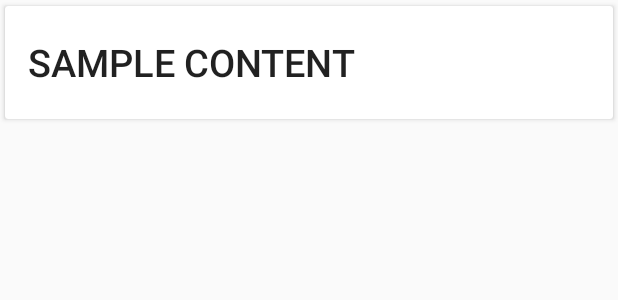
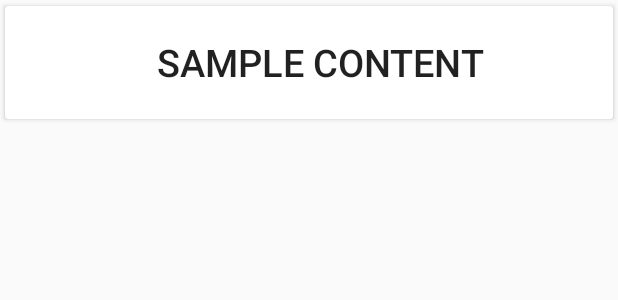
Before and after one commit to codeqen/FODO, an Android app: the layout orderh_time_view.xml on its own in the app's theme, with its tools: preview values and no code run, on a phone screen of 412 x 824 dp. Shown: the top 300 px of the screen. Run offline under Robolectric (Android 15) with nearby library versions, the phone set to English and light mode, and no system bars; Roboto replaces fonts that are not available here.

Commit message:
Cart menu formatting, random code optimization

```diff
--- a/app/src/main/java/nu/yakutomi/campuscafe/TimestampAdapter.java
+++ b/app/src/main/java/nu/yakutomi/campuscafe/TimestampAdapter.java
@@ -49,9 +49,8 @@ class TimestampAdapter extends RecyclerView.Adapter<TimestampAdapter.MyViewHolde
         itemTitleHold.setOnClickListener(new View.OnClickListener() {
             @Override
             public void onClick(View v) {
-                final AlertDialog.Builder alertBuilder = new AlertDialog.Builder(v.getContext()).setTitle("Order Info");
-                final AlertDialog alertDialog = alertBuilder.create();
-                alertDialog.setButton(Dialog.BUTTON_POSITIVE, "DONE", new DialogInterface.OnClickListener() {
+                final AlertDialog alertDialog = new AlertDialog.Builder(v.getContext()).setTitle("Order Info").create();
+                alertDialog.setButton(Dialog.BUTTON_NEUTRAL, "DONE", new DialogInterface.OnClickListener() {
                     public void onClick(DialogInterface dialog, int which) {
                         alertDialog.dismiss();
                     }
--- a/app/src/main/res/layout/orderh_time_view.xml
+++ b/app/src/main/res/layout/orderh_time_view.xml
@@ -1,11 +1,10 @@
 <?xml version="1.0" encoding="utf-8"?>
-<RelativeLayout android:clickable="true"
+<RelativeLayout android:focusable="true" android:clickable="true"
     xmlns:android="http://schemas.android.com/apk/res/android"
     android:orientation="vertical"
     android:layout_width="match_parent"
     android:id="@+id/cardClickRelative"
-    android:layout_height="wrap_content"
-    xmlns:app="http://schemas.android.com/apk/res-auto">
+    android:layout_height="wrap_content">
 
     <android.support.v7.widget.CardView
         android:layout_width="match_parent"
@@ -21,6 +20,8 @@
                 android:layout_width="match_parent"
                 android:layout_height="match_parent"
                 android:text="Sample Content"
+                android:textStyle="normal"
+                android:textAlignment="center"
                 android:paddingLeft="15dp"
                 android:background="#00ffffff"
                 android:gravity="center_vertical"
```
Also changed, not shown: app/src/main/java/nu/yakutomi/campuscafe/MenuFragment.java (+12 -8 lines), app/src/main/res/layout/items_card_view.xml (+5 -5 lines).
